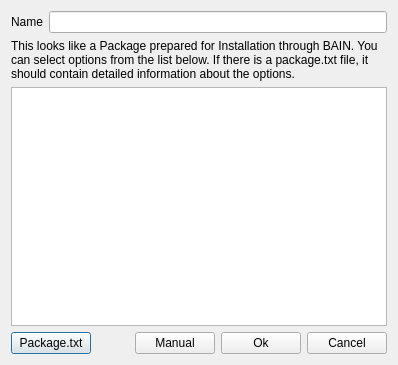
Above: plugins/installer_bain/src/baincomplexinstallerdialog.ui from Holt59/mo2-merge before the change. Below: the same form after it.
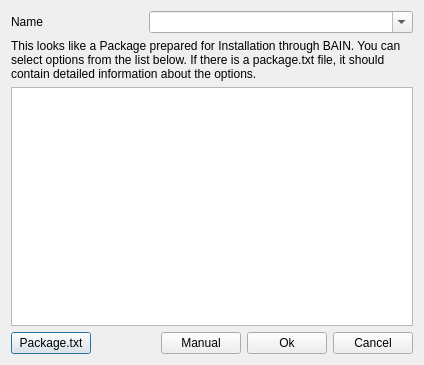
That is the form after the change.

```diff
--- a/plugins/installer_bain/src/baincomplexinstallerdialog.ui
+++ b/plugins/installer_bain/src/baincomplexinstallerdialog.ui
@@ -6,7 +6,7 @@
    <rect>
     <x>0</x>
     <y>0</y>
-    <width>398</width>
+    <width>424</width>
     <height>365</height>
    </rect>
   </property>
@@ -15,7 +15,7 @@
   </property>
   <layout class="QVBoxLayout" name="verticalLayout">
    <item>
-    <layout class="QHBoxLayout" name="horizontalLayout_2">
+    <layout class="QHBoxLayout" name="horizontalLayout_2" stretch="1,2">
      <item>
       <widget class="QLabel" name="label">
        <property name="text">
@@ -24,7 +24,11 @@
       </widget>
      </item>
      <item>
-      <widget class="QLineEdit" name="nameEdit"/>
+      <widget class="QComboBox" name="nameCombo">
+       <property name="editable">
+        <bool>true</bool>
+       </property>
+      </widget>
      </item>
     </layout>
    </item>
```
